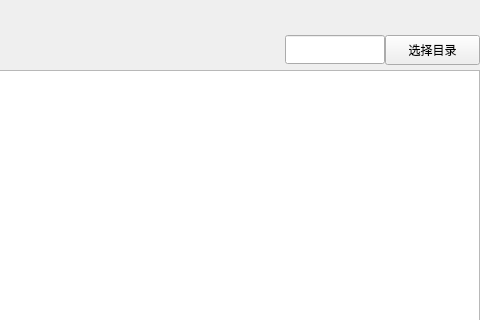
Qt form local_and_download.ui (NanCity/Qt-ffmpeg) before a commit; both pictures show x 567 to 1047 and y 0 to 320 of the 1047 by 610 pixel window.
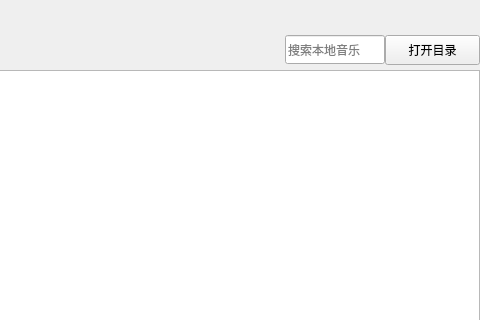
The same form after that commit.

What changed in the file:
```diff
--- a/local_and_download.ui
+++ b/local_and_download.ui
@@ -170,7 +170,7 @@
             <widget class="QLineEdit" name="line_search">
              <property name="minimumSize">
               <size>
-               <width>50</width>
+               <width>60</width>
                <height>29</height>
               </size>
              </property>
@@ -180,6 +180,9 @@
                <height>29</height>
               </size>
              </property>
+             <property name="placeholderText">
+              <string>搜索本地音乐</string>
+             </property>
             </widget>
            </item>
            <item>
@@ -197,7 +200,7 @@
               </size>
              </property>
              <property name="text">
-              <string>选择目录</string>
+              <string>打开目录</string>
              </property>
             </widget>
            </item>
```
